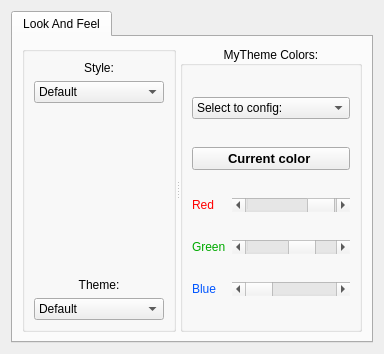
parisolab/mathmod, file ui_forms/parametersoptions.ui: the form before one commit.
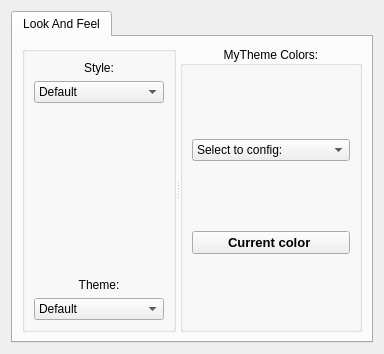
The form after the commit.

Commit message: #210 GUI enhancement for Ios and Android

The edit to the form file:
```diff
--- a/ui_forms/parametersoptions.ui
+++ b/ui_forms/parametersoptions.ui
@@ -147,6 +147,19 @@
            <set>Qt::AlignCenter</set>
           </property>
           <layout class="QGridLayout" name="gridLayout_3">
+           <item row="1" column="0" colspan="2">
+            <widget class="QPushButton" name="ColorsButton">
+             <property name="font">
+              <font>
+               <pointsize>10</pointsize>
+               <bold>true</bold>
+              </font>
+             </property>
+             <property name="text">
+              <string>Current color </string>
+             </property>
+            </widget>
+           </item>
            <item row="0" column="0" colspan="2">
             <widget class="QComboBox" name="comboBox">
              <item>
@@ -216,235 +229,6 @@
              </item>
             </widget>
            </item>
-           <item row="1" column="0" colspan="2">
-            <widget class="QPushButton" name="ColorsButton">
-             <property name="font">
-              <font>
-               <pointsize>10</pointsize>
-               <bold>true</bold>
-              </font>
-             </property>
-             <property name="text">
-              <string>Current color </string>
-             </property>
-            </widget>
-           </item>
-           <item row="2" column="0">
-            <widget class="QLabel" name="redLabel_2">
-             <property name="maximumSize">
-              <size>
-               <width>43</width>
-               <height>16777215</height>
-              </size>
-             </property>
-             <property name="palette">
-              <palette>
-               <active>
-                <colorrole role="WindowText">
-                 <brush brushstyle="SolidPattern">
-                  <color alpha="255">
-                   <red>255</red>
-                   <green>0</green>
-                   <blue>0</blue>
-                  </color>
-                 </brush>
-                </colorrole>
-               </active>
-               <inactive>
-                <colorrole role="WindowText">
-                 <brush brushstyle="SolidPattern">
-                  <color alpha="255">
-                   <red>255</red>
-                   <green>0</green>
-                   <blue>0</blue>
-                  </color>
-                 </brush>
-                </colorrole>
-               </inactive>
-               <disabled>
-                <colorrole role="WindowText">
-                 <brush brushstyle="SolidPattern">
-                  <color alpha="255">
-                   <red>120</red>
-                   <green>120</green>
-                   <blue>120</blue>
-                  </color>
-                 </brush>
-                </colorrole>
-               </disabled>
-              </palette>
-             </property>
-             <property name="text">
-              <string>Red</string>
-             </property>
-             <property name="wordWrap">
-              <bool>false</bool>
-             </property>
-            </widget>
-           </item>
-           <item row="2" column="1">
-            <widget class="QScrollBar" name="red_2">
-             <property name="sizePolicy">
-              <sizepolicy hsizetype="Expanding" vsizetype="Fixed">
-               <horstretch>0</horstretch>
-               <verstretch>0</verstretch>
-              </sizepolicy>
-             </property>
-             <property name="maximum">
-              <number>255</number>
-             </property>
-             <property name="pageStep">
-              <number>10</number>
-             </property>
-             <property name="value">
-              <number>249</number>
-             </property>
-             <property name="orientation">
-              <enum>Qt::Horizontal</enum>
-             </property>
-            </widget>
-           </item>
-           <item row="3" column="0">
-            <widget class="QLabel" name="greenLabel_2">
-             <property name="maximumSize">
-              <size>
-               <width>43</width>
-               <height>16777215</height>
-              </size>
-             </property>
-             <property name="palette">
-              <palette>
-               <active>
-                <colorrole role="WindowText">
-                 <brush brushstyle="SolidPattern">
-                  <color alpha="255">
-                   <red>0</red>
-                   <green>170</green>
-                   <blue>0</blue>
-                  </color>
-                 </brush>
-                </colorrole>
-               </active>
-               <inactive>
-                <colorrole role="WindowText">
-                 <brush brushstyle="SolidPattern">
-                  <color alpha="255">
-                   <red>0</red>
-                   <green>170</green>
-                   <blue>0</blue>
-                  </color>
-                 </brush>
-                </colorrole>
-               </inactive>
-               <disabled>
-                <colorrole role="WindowText">
-                 <brush brushstyle="SolidPattern">
-                  <color alpha="255">
-                   <red>120</red>
-                   <green>120</green>
-                   <blue>120</blue>
-                  </color>
-                 </brush>
-                </colorrole>
-               </disabled>
-              </palette>
-             </property>
-             <property name="text">
-              <string>Green</string>
-             </property>
-             <property name="wordWrap">
-              <bool>false</bool>
-             </property>
-            </widget>
-           </item>
-           <item row="3" column="1">
-            <widget class="QScrollBar" name="green_2">
-             <property name="sizePolicy">
-              <sizepolicy hsizetype="Expanding" vsizetype="Fixed">
-               <horstretch>0</horstretch>
-               <verstretch>0</verstretch>
-              </sizepolicy>
-             </property>
-             <property name="maximum">
-              <number>255</number>
-             </property>
-             <property name="value">
-              <number>170</number>
-             </property>
-             <property name="orientation">
-              <enum>Qt::Horizontal</enum>
-             </property>
-            </widget>
-           </item>
-           <item row="4" column="0">
-            <widget class="QLabel" name="blueLabel_2">
-             <property name="maximumSize">
-              <size>
-               <width>43</width>
-               <height>16777215</height>
-              </size>
-             </property>
-             <property name="palette">
-              <palette>
-               <active>
-                <colorrole role="WindowText">
-                 <brush brushstyle="SolidPattern">
-                  <color alpha="255">
-                   <red>0</red>
-                   <green>85</green>
-                   <blue>255</blue>
-                  </color>
-                 </brush>
-                </colorrole>
-               </active>
-               <inactive>
-                <colorrole role="WindowText">
-                 <brush brushstyle="SolidPattern">
-                  <color alpha="255">
-                   <red>0</red>
-                   <green>85</green>
-                   <blue>255</blue>
-                  </color>
-                 </brush>
-                </colorrole>
-               </inactive>
-               <disabled>
-                <colorrole role="WindowText">
-                 <brush brushstyle="SolidPattern">
-                  <color alpha="255">
-                   <red>120</red>
-                   <green>120</green>
-                   <blue>120</blue>
-                  </color>
-                 </brush>
-                </colorrole>
-               </disabled>
-              </palette>
-             </property>
-             <property name="text">
-              <string>Blue</string>
-             </property>
-             <property name="wordWrap">
-              <bool>false</bool>
-             </property>
-            </widget>
-           </item>
-           <item row="4" column="1">
-            <widget class="QScrollBar" name="blue_2">
-             <property name="sizePolicy">
-              <sizepolicy hsizetype="Expanding" vsizetype="Fixed">
-               <horstretch>0</horstretch>
-               <verstretch>0</verstretch>
-              </sizepolicy>
-             </property>
-             <property name="maximum">
-              <number>255</number>
-             </property>
-             <property name="orientation">
-              <enum>Qt::Horizontal</enum>
-             </property>
-            </widget>
-           </item>
           </layout>
          </widget>
         </widget>
```
